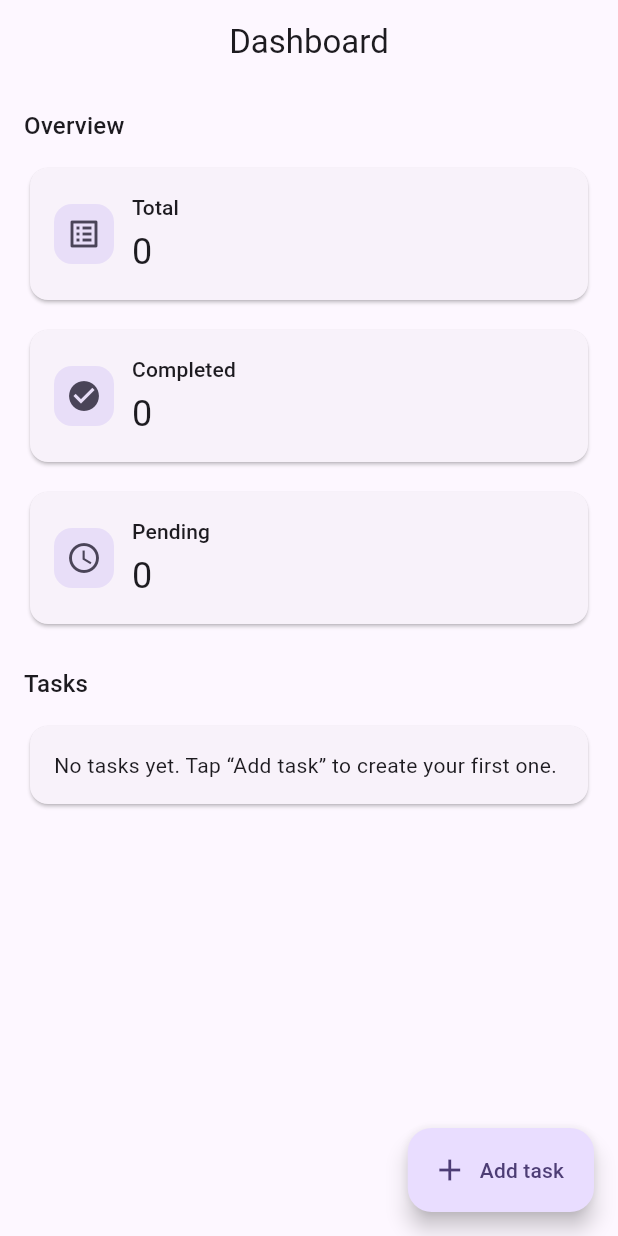
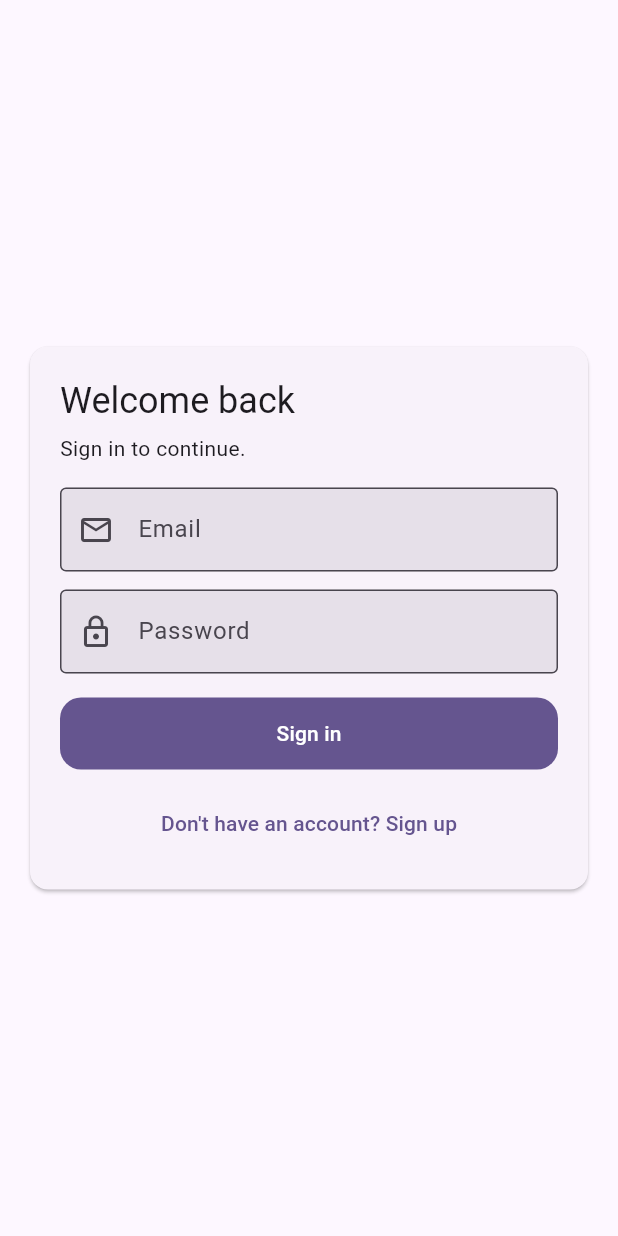
Before and after one commit to Paulah-linah/task_entry, a Flutter app: the screen it shows after launch, on a phone screen of 412 x 824 dp. Run offline on Flutter 3.47's test engine with Material 3 defaults, Android fonts, the phone set to English and light mode, and no system bars; our stand-ins replace flutter_riverpod, go_router, shared_preferences.

Commit message:
Add local authentication (login/signup) and protect routes

```diff
--- a/lib/src/app/router.dart
+++ b/lib/src/app/router.dart
@@ -2,17 +2,73 @@ import 'package:flutter/material.dart';
 import 'package:flutter_riverpod/flutter_riverpod.dart';
 import 'package:go_router/go_router.dart';
 
+import '../features/auth/presentation/auth_controller.dart';
+import '../features/auth/presentation/login_page.dart';
+import '../features/auth/presentation/signup_page.dart';
 import '../presentation/pages/dashboard_page.dart';
 import '../presentation/pages/splash_page.dart';
 import '../presentation/pages/task_form_page.dart';
 
+class _RouterRefreshNotifier extends ChangeNotifier {
+  _RouterRefreshNotifier(Ref ref) {
+    _removeListener = ref.listen<AuthState>(authControllerProvider, (_, __) {
+      notifyListeners();
+    }).close;
+  }
+
+  late final void Function() _removeListener;
+
+  @override
+  void dispose() {
+    _removeListener();
+    super.dispose();
+  }
+}
+
 final appRouterProvider = Provider<GoRouter>((ref) {
+  final refreshNotifier = _RouterRefreshNotifier(ref);
+
   return GoRouter(
     initialLocation: '/splash',
+    refreshListenable: refreshNotifier,
+    redirect: (context, state) {
+      final auth = ref.read(authControllerProvider);
+
+      final location = state.matchedLocation;
+      final isSplash = location == '/splash';
+      final isLogin = location == '/login';
+      final isSignup = location == '/signup';
+
+      if (auth.isLoading) {
+        return isSplash ? null : '/splash';
+      }
+
+      final isAuthed = auth.isAuthenticated;
+
+      if (!isAuthed) {
+        if (isLogin || isSignup) return null;
+        if (isSplash) return '/login';
+        return '/login';
+      }
+
+      if (isLogin || isSignup || isSplash) {
+        return '/dashboard';
+      }
+
+      return null;
+    },
     routes: <RouteBase>[
       GoRoute(
         path: '/splash',
         pageBuilder: (context, state) => const MaterialPage(child: SplashPage()),
+      ),
+      GoRoute(
+        path: '/login',
+        pageBuilder: (context, state) => const MaterialPage(child: LoginPage()),
+      ),
+      GoRoute(
+        path: '/signup',
+        pageBuilder: (context, state) => const MaterialPage(child: SignUpPage()),
       ),
       GoRoute(
         path: '/',
--- /dev/null
+++ b/lib/src/features/auth/data/local_auth_repository.dart
@@ -0,0 +1,118 @@
+import 'dart:convert';
+
+import 'package:crypto/crypto.dart';
+import 'package:shared_preferences/shared_preferences.dart';
+import 'package:uuid/uuid.dart';
+
+import '../domain/auth_repository.dart';
+import '../domain/auth_user.dart';
+
+class AuthException implements Exception {
+  final String message;
+
+  const AuthException(this.message);
+
+  @override
+  String toString() => message;
+}
+
+class LocalAuthRepository implements AuthRepository {
+  static const _usersKey = 'auth_users_v1';
+  static const _sessionKey = 'auth_session_email_v1';
+
+  final SharedPreferences _prefs;
+  final Uuid _uuid;
+
+  LocalAuthRepository(this._prefs, {Uuid? uuid}) : _uuid = uuid ?? const Uuid();
+
+  @override
+  Future<AuthUser?> getCurrentUser() async {
+    final email = _prefs.getString(_sessionKey);
+    if (email == null || email.trim().isEmpty) return null;
+    return AuthUser(email: email);
+  }
+
+  @override
+  Future<AuthUser> signUp({required String email, required String password}) async {
+    final normalizedEmail = email.trim().toLowerCase();
+    if (normalizedEmail.isEmpty) {
+      throw const AuthException('Email is required.');
+    }
+    if (password.length < 6) {
+      throw const AuthException('Password must be at least 6 characters.');
+    }
+
+    final users = _loadUsers();
+    if (users.containsKey(normalizedEmail)) {
+      throw const AuthException('An account with this email already exists.');
+    }
+
+    final salt = _uuid.v4();
+    final hash = _hashPassword(password: password, salt: salt);
+
+    users[normalizedEmail] = {
+      'salt': salt,
+      'hash': hash,
+      'createdAt': DateTime.now().toIso8601String(),
+    };
+
+    await _saveUsers(users);
+    await _prefs.setString(_sessionKey, normalizedEmail);
+
+    return AuthUser(email: normalizedEmail);
+  }
+
+  @override
+  Future<AuthUser> signIn({required String email, required String password}) async {
+    final normalizedEmail = email.trim().toLowerCase();
+    if (normalizedEmail.isEmpty) {
+      throw const AuthException('Email is required.');
+    }
+
+    final users = _loadUsers();
+    final record = users[normalizedEmail];
+    if (record == null) {
+      throw const AuthException('No account found for this email.');
+    }
+
+    final salt = (record['salt'] ?? '') as String;
+    final expectedHash = (record['hash'] ?? '') as String;
+    final actualHash = _hashPassword(password: password, salt: salt);
+
+    if (expectedHash != actualHash) {
+      throw const AuthException('Incorrect password.');
+    }
+
+    await _prefs.setString(_sessionKey, normalizedEmail);
+    return AuthUser(email: normalizedEmail);
+  }
+
+  @override
+  Future<void> signOut() async {
+    await _prefs.remove(_sessionKey);
+  }
+
+  Map<String, Map<String, Object?>> _loadUsers() {
+    final raw = _prefs.getString(_usersKey);
+    if (raw == null || raw.isEmpty) return {};
+
+    final decoded = jsonDecode(raw);
+    if (decoded is! Map<String, dynamic>) return {};
+
+    return decoded.map((k, v) {
+      if (v is Map<String, dynamic>) {
+        return MapEntry(k, v.map((kk, vv) => MapEntry(kk, vv)));
+      }
+      return MapEntry(k, <String, Object?>{});
+    });
+  }
+
+  Future<void> _saveUsers(Map<String, Map<String, Object?>> users) async {
+    await _prefs.setString(_usersKey, jsonEncode(users));
+  }
+
+  String _hashPassword({required String password, required String salt}) {
+    final bytes = utf8.encode('$salt:$password');
+    return sha256.convert(bytes).toString();
+  }
+}
--- /dev/null
+++ b/lib/src/features/auth/domain/auth_repository.dart
@@ -0,0 +1,8 @@
+import 'auth_user.dart';
+
+abstract class AuthRepository {
+  Future<AuthUser?> getCurrentUser();
+  Future<AuthUser> signUp({required String email, required String password});
+  Future<AuthUser> signIn({required String email, required String password});
+  Future<void> signOut();
+}
--- /dev/null
+++ b/lib/src/features/auth/domain/auth_user.dart
@@ -0,0 +1,5 @@
+class AuthUser {
+  final String email;
+
+  const AuthUser({required this.email});
+}
--- /dev/null
+++ b/lib/src/features/auth/presentation/login_page.dart
@@ -0,0 +1,122 @@
+import 'package:flutter/material.dart';
+import 'package:flutter_riverpod/flutter_riverpod.dart';
+import 'package:go_router/go_router.dart';
+
+import 'auth_controller.dart';
+
+class LoginPage extends ConsumerStatefulWidget {
+  const LoginPage({super.key});
+
+  @override
+  ConsumerState<LoginPage> createState() => _LoginPageState();
+}
+
+class _LoginPageState extends ConsumerState<LoginPage> {
+  final _emailController = TextEditingController();
+  final _passwordController = TextEditingController();
+
+  @override
+  void dispose() {
+    _emailController.dispose();
+    _passwordController.dispose();
+    super.dispose();
+  }
+
+  Future<void> _submit() async {
+    final email = _emailController.text;
+    final password = _passwordController.text;
+
+    await ref.read(authControllerProvider.notifier).signIn(
+          email: email,
+          password: password,
+        );
+
+    final state = ref.read(authControllerProvider);
+    if (!mounted) return;
+
+    if (state.isAuthenticated) {
+      context.go('/dashboard');
+    }
+  }
+
+  @override
+  Widget build(BuildContext context) {
+    final auth = ref.watch(authControllerProvider);
+
+    return Scaffold(
+      body: SafeArea(
+        child: Center(
+          child: ConstrainedBox(
+            constraints: const BoxConstraints(maxWidth: 460),
+            child: Padding(
+              padding: const EdgeInsets.all(16),
+              child: Card(
+                child: Padding(
+                  padding: const EdgeInsets.all(20),
+                  child: Column(
+                    mainAxisSize: MainAxisSize.min,
+                    crossAxisAlignment: CrossAxisAlignment.stretch,
+                    children: [
+                      Text(
+                        'Welcome back',
+                        style: Theme.of(context).textTheme.headlineSmall,
+                      ),
+                      const SizedBox(height: 6),
+                      Text(
+                        'Sign in to continue.',
+                        style: Theme.of(context).textTheme.bodyMedium,
+                      ),
+                      const SizedBox(height: 16),
+                      TextField(
+                        controller: _emailController,
+                        keyboardType: TextInputType.emailAddress,
+                        textInputAction: TextInputAction.next,
+                        decoration: const InputDecoration(
+                          labelText: 'Email',
+                          prefixIcon: Icon(Icons.email_outlined),
+                        ),
+                      ),
+                      const SizedBox(height: 12),
+                      TextField(
+                        controller: _passwordController,
+                        obscureText: true,
+                        onSubmitted: (_) => _submit(),
+                        decoration: const InputDecoration(
+                          labelText: 'Password',
+                          prefixIcon: Icon(Icons.lock_outline),
+                        ),
+                      ),
+                      if (auth.errorMessage != null) ...[
+                        const SizedBox(height: 12),
+                        Text(
+                          auth.errorMessage!,
+                          style: TextStyle(color: Theme.of(context).colorScheme.error),
+                        ),
+                      ],
+                      const SizedBox(height: 16),
+                      FilledButton(
+                        onPressed: auth.isLoading ? null : _submit,
+                        child: auth.isLoading
+                            ? const SizedBox(
+                                height: 18,
+                                width: 18,
+                                child: CircularProgressIndicator(strokeWidth: 2),
+                              )
+                            : const Text('Sign in'),
+                      ),
+                      const SizedBox(height: 12),
+                      TextButton(
+                        onPressed: auth.isLoading ? null : () => context.go('/signup'),
+                        child: const Text("Don't have an account? Sign up"),
+                      ),
+                    ],
+                  ),
+                ),
+              ),
+            ),
+          ),
+        ),
+      ),
+    );
+  }
+}
--- a/lib/src/presentation/pages/splash_page.dart
+++ b/lib/src/presentation/pages/splash_page.dart
@@ -1,7 +1,6 @@
 import 'dart:async';
 
 import 'package:flutter/material.dart';
-import 'package:go_router/go_router.dart';
 
 class SplashPage extends StatefulWidget {
   const SplashPage({super.key});
@@ -24,11 +23,6 @@ class _SplashPageState extends State<SplashPage> {
         _opacity = 1;
         _scale = 1;
       });
-    });
-
-    Timer(const Duration(milliseconds: 900), () {
-      if (!mounted) return;
-      context.go('/dashboard');
     });
   }
 
--- a/pubspec.yaml
+++ b/pubspec.yaml
@@ -19,6 +19,8 @@ dependencies:
   path: ^1.9.0
   uuid: ^4.5.1
   animations: ^2.0.11
+  crypto: ^3.0.6
+  shared_preferences: ^2.2.3
 
 dev_dependencies:
   flutter_test:
```
Also changed, not shown: lib/main.dart (+14 -2 lines), lib/src/features/auth/presentation/auth_controller.dart (added, +89 -0 lines), lib/src/features/auth/presentation/signup_page.dart (added, +125 -0 lines), lib/src/presentation/pages/dashboard_page.dart (+31 -2 lines), pubspec.lock, 2 other files.
